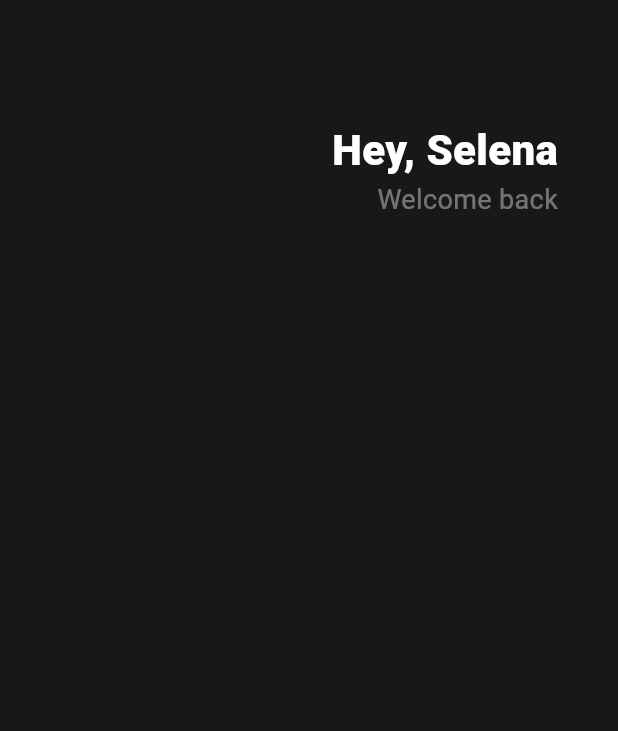
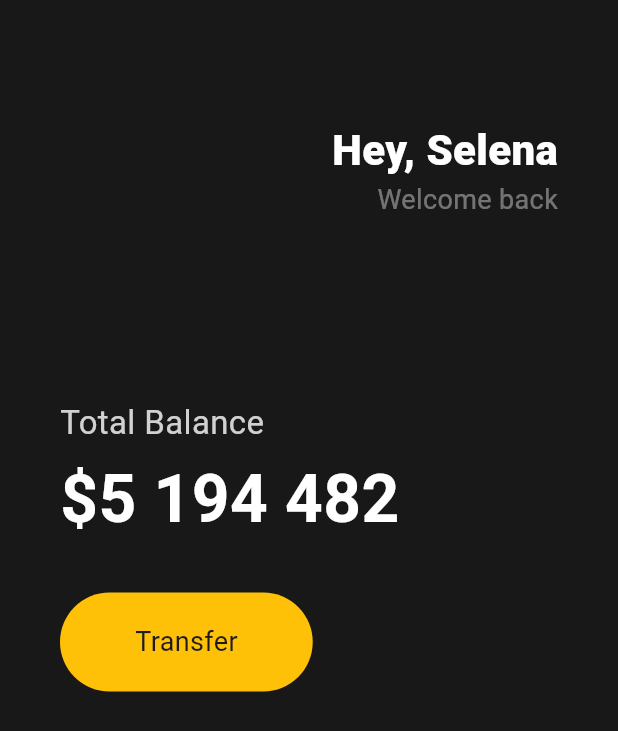
Before and after one commit to portal2312/toonflix, a Flutter app: the screen it shows after launch, on a phone screen of 412 x 824 dp. Shown: the top 731 px of the screen. Run offline on Flutter 3.47's test engine with Material 3 defaults, Android fonts, the phone set to English and light mode, and no system bars.

Commit message:
3.2. Buttons Selection

```diff
--- a/lib/main.dart
+++ b/lib/main.dart
@@ -13,6 +13,7 @@
         body: Padding(
           padding: EdgeInsets.symmetric(horizontal: 40),
           child: Column(
+            crossAxisAlignment: CrossAxisAlignment.start,
             children: [
               SizedBox(
                 height: 80,
@@ -42,6 +43,52 @@
                   ),
                 ],
               ),
+              SizedBox(
+                height: 120,
+              ),
+              Text(
+                "Total Balance",
+                style: TextStyle(
+                  color: Colors.white.withOpacity(0.8),
+                  fontSize: 22,
+                ),
+              ),
+              SizedBox(
+                height: 5,
+              ),
+              Text(
+                "\$5 194 482",
+                style: TextStyle(
+                  color: Colors.white,
+                  fontSize: 44,
+                  fontWeight: FontWeight.w600,
+                ),
+              ),
+              SizedBox(
+                height: 30,
+              ),
+              Row(
+                children: [
+                  Container(
+                    decoration: BoxDecoration(
+                      borderRadius: BorderRadius.circular(45),
+                      color: Colors.amber,
+                    ),
+                    child: Padding(
+                      padding: EdgeInsets.symmetric(
+                        vertical: 20,
+                        horizontal: 50,
+                      ),
+                      child: Text(
+                        "Transfer",
+                        style: TextStyle(
+                          fontSize: 18,
+                        ),
+                      ),
+                    ),
+                  )
+                ],
+              ),
             ],
           ),
         ),
```
